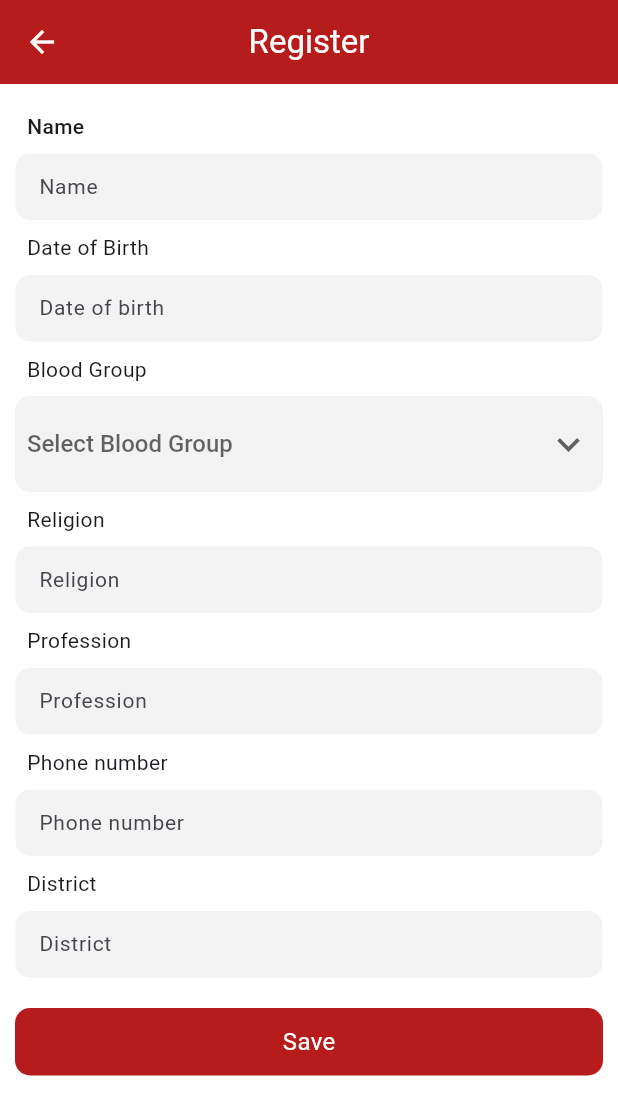
After one commit to srmanry/tkg_blood, a Flutter app: the SignUpScreenView screen opened directly, on a phone screen of 412 x 824 dp. The commit adds this screen. Shown: the top 1115 px of the screen. Run offline on Flutter 3.47's test engine with Material 3 defaults, Android fonts, the phone set to English and light mode, and no system bars; our stand-ins replace cloud_firestore, firebase_auth, firebase_core, firebase_storage, get; missing offline and left inert: flutter_phone_direct_caller; accounts and stored records are empty; Roboto replaces fonts that are missing (SFProText).

Commit message:
last code

```diff
--- /dev/null
+++ b/lib/feature/auth/controller/auth_controller.dart
@@ -0,0 +1,49 @@
+import 'package:cloud_firestore/cloud_firestore.dart';
+import 'package:flutter/material.dart';
+import 'package:get/get.dart';
+import 'package:tkgblood/feature/home/view/home_screen.dart';
+
+class AuthController extends GetxController{
+
+ final userNameController = TextEditingController();
+ final dateOfBirthController = TextEditingController();
+ final bloodGroupController = TextEditingController();
+ final professionController = TextEditingController();
+ final phoneNumberController = TextEditingController();
+ final religionController = TextEditingController();
+ final  districtNameController = TextEditingController();
+ final emailController = TextEditingController();
+ final  passwordController = TextEditingController();
+
+
+
+  var selectedIndex= ''.obs;
+ // final String? selectedValue;
+ final List<String> bloodList =["A+","A-","B+","B-","AB+","AB-","O+","O-"].obs;
+ void updateSelectedItem(String value) {
+   selectedIndex.value = value;
+ }
+}
+
+
+/*
+  void signUp()async{
+    String userName = userNameController.text;
+
+    String dateOfBirth = dateOfBirthController.text;
+    String bloodGroup = selectedValue==0?"A+":selectedValue==1?"B+":"B-";
+    String religion = religionController.text;
+    String profession = professionController.text;
+    String number = phoneNumberController.text;
+    String email = emailController.text;
+    String password = passwordController.text;
+
+
+    User?user = await _auth.signUpWithEmailPassword(email, password);
+
+    if(user !=  null){
+      print("Sign UP Successfully create");
+      Get.to(HomeScreenView());}
+    else{print('++++++++++++++');}}
+
+*/
--- /dev/null
+++ b/lib/feature/auth/view/sign_up_view.dart
@@ -0,0 +1,93 @@
+
+import 'package:flutter/material.dart';
+import 'package:get/get.dart';
+import 'package:tkgblood/common/widgets/custom_textfild.dart';
+import 'package:tkgblood/feature/auth/controller/auth_controller.dart';
+import 'package:tkgblood/util/dimensions.dart';
+import 'package:tkgblood/util/styles.dart';
+
+class SignUpScreenView extends StatelessWidget {
+   SignUpScreenView({super.key});
+final authController = Get.put(AuthController());
+ final   bodyTextStyle = const TextStyle(fontSize: 14,);
+
+
+  @override
+  Widget build(BuildContext context) {
+
+    return  Scaffold(
+      backgroundColor: const Color(0xFFFFFFFF),
+      appBar: AppBar( backgroundColor: const Color(0xFFB71C1C), centerTitle: true,
+        title: const Text("Register",style: TextStyle(color: Colors.white),),
+        foregroundColor: Colors.white,),
+
+      body:  GetBuilder<AuthController>(
+        builder: (controller){
+        return Padding(padding: const EdgeInsets.all(10.0),
+          child: SingleChildScrollView(
+            child: Column(
+              crossAxisAlignment: CrossAxisAlignment.start,
+              mainAxisAlignment: MainAxisAlignment.center,
+              children: [
+
+                const Padding( padding: EdgeInsets.all(8.0),child: Text("Name",style: textMedium,), ),
+                CustomTextField(controller: authController.userNameController,
+                  focusColor: Colors.black,hinText: "Name",),
+
+                const Padding(padding: EdgeInsets.all(8.0),child: Text("Date of Birth"), ),
+                CustomTextField(controller:authController. dateOfBirthController,focusColor: Colors.black,hinText: "Date of birth",),
+                const Padding(padding: EdgeInsets.all(8.0),child: Text("Blood Group"),),
+                // CustomTextField( controller: bloodGroupController,focusColor: Colors.black, hinText: "Blood Group",),
+                Container(
+                  decoration: BoxDecoration(color: Color(0xFFF3F3F3), borderRadius: BorderRadius.circular(Dimensions.defaultSize),),
+                  child: Padding(
+                    padding:  EdgeInsets.all(8.0),
+                    child: DropdownButton<String>(
+                      focusColor: Colors.white70,autofocus: false,
+                      underline: SizedBox(),
+
+                      iconSize: Dimensions.thirtyFive,icon: Icon(Icons.keyboard_arrow_down),
+                      isExpanded: true,
+                      style: TextStyle(fontWeight: FontWeight.w500,fontSize: Dimensions.fontSizeLarge,color: Colors.red),
+                      hint: Text('Select Blood Group'), // Placeholder when no item is selected
+                      value: authController.selectedIndex.value,
+                      items:authController. bloodList.map((String item) {return DropdownMenuItem<String>(value: item, child: Padding(padding: const EdgeInsets.all(8.0), child: Text(item),),);
+                      }).toList(),
+                      onChanged: (String? newValue) {
+
+                        if (newValue != null) {
+                          authController.updateSelectedItem(newValue);
+                        };
+                      },),
+                  ),),
+
+                // CustomTextField(controller: dateOfBirthController,focusColor: Colors.black,hinText: "Date of birth",),
+
+                const Padding(padding: EdgeInsets.all(8.0),child: Text("Religion"),),
+                CustomTextField( controller:authController. religionController,focusColor: Colors.black, hinText: "Religion",),
+                const Padding(padding: EdgeInsets.all(8.0),child: Text("Profession"),),
+                CustomTextField(controller:authController.professionController, focusColor: Colors.black, hinText: "Profession",),
+                const Padding(padding: EdgeInsets.all(8.0),child: Text("Phone number"),),
+                CustomTextField(controller: authController.phoneNumberController,focusColor: Colors.black,hinText: "Phone number",),
+                const Padding(padding: EdgeInsets.all(8.0),child: Text("District"),),
+                CustomTextField(controller: authController.districtNameController,focusColor: Colors.black,hinText: "District",),
+                // const Padding(padding: EdgeInsets.all(8.0),child: Text("Email"),),
+                //  CustomTextField(controller: emailController,focusColor: Colors.black,hinText: "email",),
+                // const Padding(padding: EdgeInsets.all(8.0),child: Text("Password"),),
+                //  CustomTextField(controller: passwordController,focusColor: Colors.black,hinText: "password",),
+
+                const SizedBox(height: Dimensions.twenty,),
+
+                InkWell(
+                  child: Container( height: 45, decoration: BoxDecoration(borderRadius: BorderRadius.circular(Dimensions.defaultSize),  color: const Color(0xFFB71C1C),),
+                    child: const Center(child: Text("Save",style: TextStyle(fontSize: 16,color: Colors.white),),),),
+
+                  onTap: (){ },
+                ),
+
+              ],), ),
+        );
+  })
+    );
+  }
+}
--- a/lib/feature/profile/screen/view_profile_screen.dart
+++ b/lib/feature/profile/screen/view_profile_screen.dart
@@ -1,11 +1,12 @@
 import 'package:flutter/material.dart';
 import 'package:get/get.dart';
+import 'package:tkgblood/feature/auth/view/sign_up_view.dart';
 
 import 'package:tkgblood/util/dimensions.dart';
 import 'package:tkgblood/util/styles.dart';
 
 import 'profile_edit_screen.dart';
-import 'profile_from.dart';
+import '../../auth/view/sing_up_screen.dart';
 
 class ProfileViewScreen extends StatelessWidget {
   const ProfileViewScreen({super.key});
@@ -92,7 +93,7 @@ class ProfileViewScreen extends StatelessWidget {
           Padding(
             padding: const EdgeInsets.symmetric(vertical: Dimensions.defaultSize),
             child: InkWell(onTap: (){
-              Get.to(AddFromScreenView());
+              Get.to(SignUpScreenView());
             },child: Text("Add")),
           ),
         ],),
--- a/lib/feature/tabpage/view/a_positive_screen.dart
+++ b/lib/feature/tabpage/view/a_positive_screen.dart
@@ -17,6 +17,7 @@ class APositiveScreenView extends StatefulWidget {
 class _APositiveScreenViewState extends State<APositiveScreenView> {
   final CollectionReference aPositiveUser =
   FirebaseFirestore.instance.collection("A_positive_user");
+  bool active = true;
 
 
   @override
@@ -34,7 +35,7 @@ class _APositiveScreenViewState extends State<APositiveScreenView> {
       //   ],
       // )
 
-      body: Column(
+      body:Column(
         children: [
           const SearchWidget(),
           Expanded(
@@ -66,7 +67,8 @@ class _APositiveScreenViewState extends State<APositiveScreenView> {
                 }),
           ),
         ],
-      ),
+      )
+            //:Center(child: Text("not found data")),
     );
   }
 }
--- a/lib/main.dart
+++ b/lib/main.dart
@@ -1,6 +1,7 @@
 import 'package:firebase_core/firebase_core.dart';
 import 'package:flutter/material.dart';
 import 'package:get/get.dart';
+import 'package:tkgblood/feature/home/dashboard_screen.dart';
 
 import 'feature/home/view/home_screen.dart';
 
@@ -36,7 +37,7 @@ class MyApp extends StatelessWidget {
         colorScheme: ColorScheme.fromSeed(seedColor: Colors.deepPurple,),
         useMaterial3: true,
       ),
-      home: const HomeScreenView()
+      home: const DashboardScreenView()
     );
   }
 }
```
Also changed, not shown: lib/common/widgets/custom_card.dart (+3 -5 lines), lib/common/widgets/custom_tabar.dart (added, +74 -0 lines), lib/feature/auth/view/sign_in_screen.dart (added, +34 -0 lines), lib/feature/auth/view/sing_up_screen.dart (renamed from lib/feature/profile/screen/profile_from.dart, +4 -154 lines), lib/feature/home/dashboard_screen.dart (added, +58 -0 lines), lib/feature/home/view/home_screen.dart (+26 -14 lines), lib/feature/home/widgets/custom_drawer.dart (+18 -21 lines), pubspec.lock, 1 other file.
